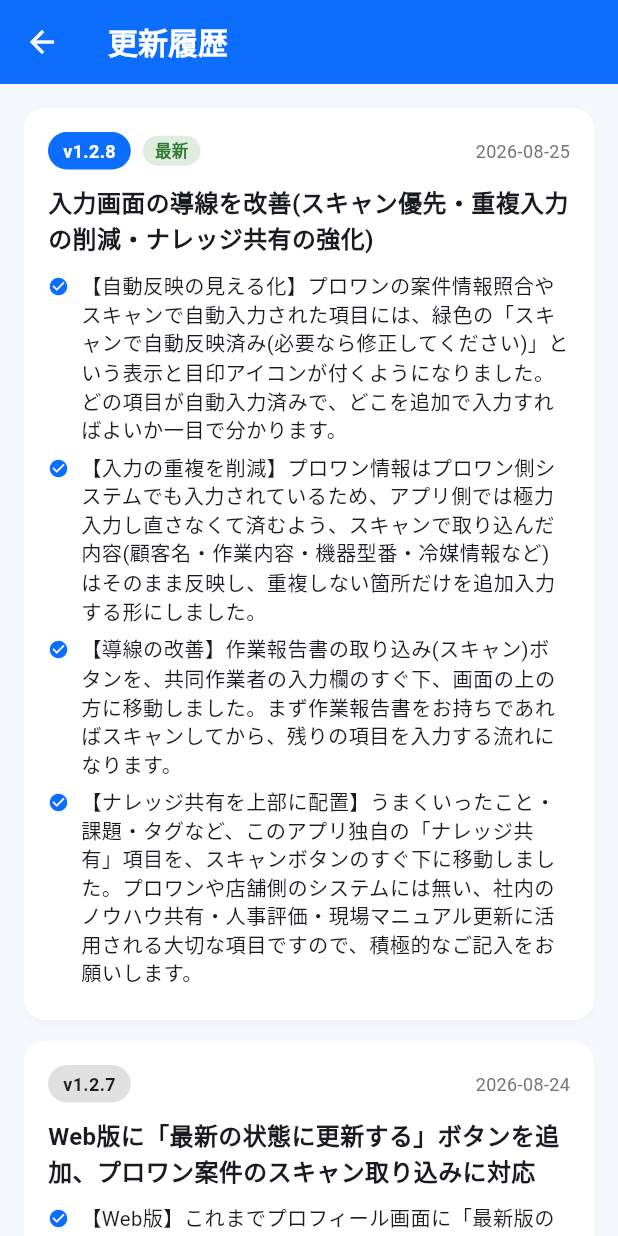
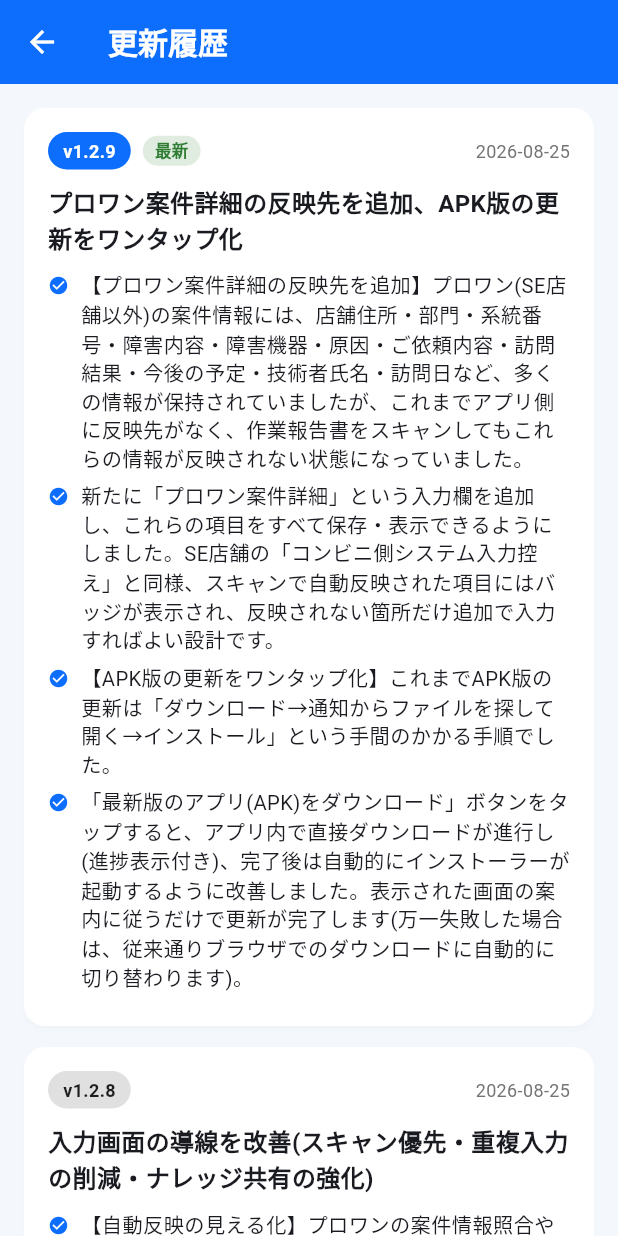
Before and after one commit to sn-naka3692/maintenance-log-app, a Flutter app: the ChangelogScreen screen opened directly, on a phone screen of 412 x 824 dp. Run offline on Flutter 3.47's test engine with Material 3 defaults, Android fonts, the phone set to English and light mode, and no system bars; our stand-ins replace cloud_firestore, firebase_auth, firebase_core, fl_chart, image_picker, open_filex and 5 more; missing offline and left inert: dart:js_interop, file_saver; accounts and stored records are empty.

Commit message:
v1.2.9: バージョン番号・changelogを更新
プロワン案件詳細の反映先追加、APK更新のワンタップ化に対応した
v1.2.9としてリリース。Web版はFirebase Hostingへデプロイ済み、
APKはGitHub Releaseへ公開済み(app-release.apk、21.7MB)。

```diff
--- a/lib/data/changelog_data.dart
+++ b/lib/data/changelog_data.dart
@@ -19,6 +19,33 @@
 
 /// 新しい更新ほどリストの先頭に追加すること。
 const List<ChangelogEntry> changelogEntries = [
+  ChangelogEntry(
+    version: '1.2.9',
+    date: '2026-08-25',
+    title: 'プロワン案件詳細の反映先を追加、APK版の更新をワンタップ化',
+    details: [
+      '【プロワン案件詳細の反映先を追加】プロワン(SE店舗以外)の案件情報'
+          'には、店舗住所・部門・系統番号・障害内容・障害機器・原因・'
+          'ご依頼内容・訪問結果・今後の予定・技術者氏名・訪問日など、'
+          '多くの情報が保持されていましたが、これまでアプリ側に反映先が'
+          'なく、作業報告書をスキャンしてもこれらの情報が反映されない'
+          '状態になっていました。',
+      '新たに「プロワン案件詳細」という入力欄を追加し、これらの項目を'
+          'すべて保存・表示できるようにしました。SE店舗の'
+          '「コンビニ側システム入力控え」と同様、スキャンで自動反映'
+          'された項目にはバッジが表示され、反映されない箇所だけ'
+          '追加で入力すればよい設計です。',
+      '【APK版の更新をワンタップ化】これまでAPK版の更新は「ダウンロード'
+          '→通知からファイルを探して開く→インストール」という手間の'
+          'かかる手順でした。',
+      '「最新版のアプリ(APK)をダウンロード」ボタンをタップすると、'
+          'アプリ内で直接ダウンロードが進行し(進捗表示付き)、完了後は'
+          '自動的にインストーラーが起動するように改善しました。'
+          '表示された画面の案内に従うだけで更新が完了します'
+          '(万一失敗した場合は、従来通りブラウザでのダウンロードに'
+          '自動的に切り替わります)。',
+    ],
+  ),
   ChangelogEntry(
     version: '1.2.8',
     date: '2026-08-25',
--- a/pubspec.yaml
+++ b/pubspec.yaml
@@ -16,7 +16,7 @@
 # https://developer.apple.com/library/archive/documentation/General/Reference/InfoPlistKeyReference/Articles/CoreFoundationKeys.html
 # In Windows, build-name is used as the major, minor, and patch parts
 # of the product and file versions while build-number is used as the build suffix.
-version: 1.2.8+17
+version: 1.2.9+18
 
 environment:
   sdk: ^3.9.2
```
